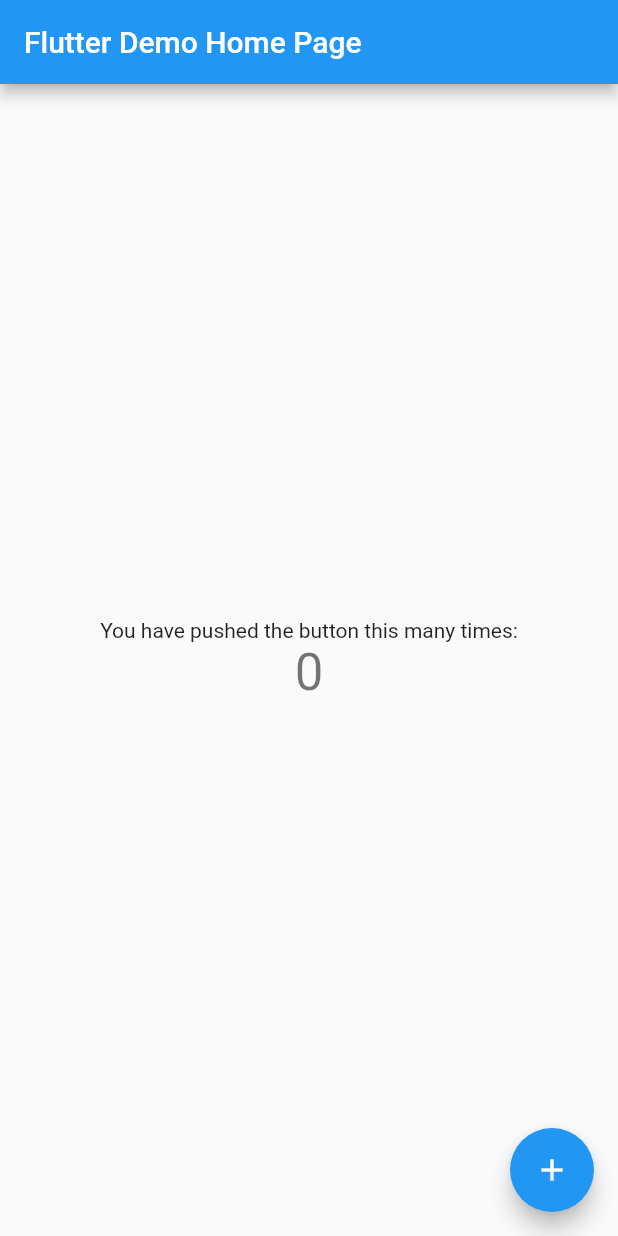
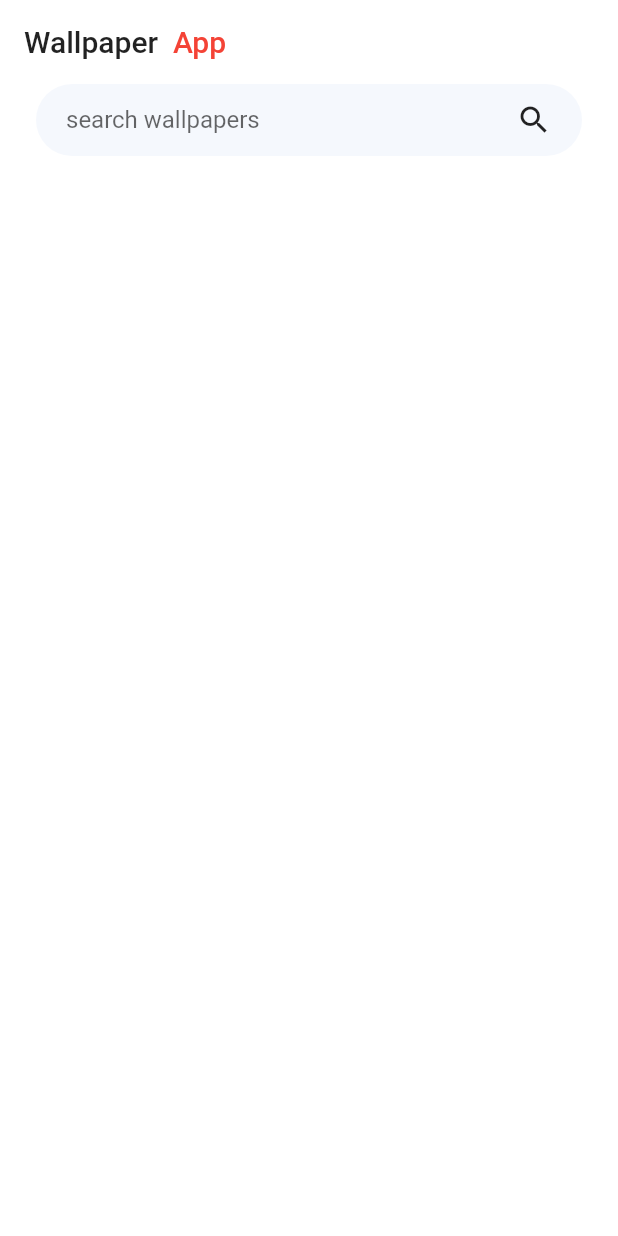
Before and after one commit to dhichem/wallpaper-expo, a Flutter app: the screen it shows after launch, on a phone screen of 412 x 824 dp. Run offline on Flutter 3.47's test engine with Material 2 defaults, Android fonts, the phone set to English and light mode, and no system bars.

Commit message:
top Bar and search textfield done

```diff
--- a/lib/main.dart
+++ b/lib/main.dart
@@ -1,8 +1,27 @@
 import 'package:flutter/material.dart';
+import 'package:wallpaperapp/views/home.dart';
 
 void main() {
   runApp(const MyApp());
 }
+
+
+const MaterialColor white = const MaterialColor(
+  0xFFFFFFFF,
+  const <int, Color>{
+    50: const Color(0xFFFFFFFF),
+    100: const Color(0xFFFFFFFF),
+    200: const Color(0xFFFFFFFF),
+    300: const Color(0xFFFFFFFF),
+    400: const Color(0xFFFFFFFF),
+    500: const Color(0xFFFFFFFF),
+    600: const Color(0xFFFFFFFF),
+    700: const Color(0xFFFFFFFF),
+    800: const Color(0xFFFFFFFF),
+    900: const Color(0xFFFFFFFF),
+  },
+);
+
 
 class MyApp extends StatelessWidget {
   const MyApp({Key? key}) : super(key: key);
@@ -11,105 +30,12 @@ class MyApp extends StatelessWidget {
   @override
   Widget build(BuildContext context) {
     return MaterialApp(
-      title: 'Flutter Demo',
+      title: 'Wallpaperapp',
       theme: ThemeData(
-        // This is the theme of your application.
-        //
-        // Try running your application with "flutter run". You'll see the
-        // application has a blue toolbar. Then, without quitting the app, try
-        // changing the primarySwatch below to Colors.green and then invoke
-        // "hot reload" (press "r" in the console where you ran "flutter run",
-        // or simply save your changes to "hot reload" in a Flutter IDE).
-        // Notice that the counter didn't reset back to zero; the application
-        // is not restarted.
-        primarySwatch: Colors.blue,
+        primarySwatch: white,
       ),
-      home: const MyHomePage(title: 'Flutter Demo Home Page'),
+      // ignore: prefer_const_constructors
+      home: Home(),
     );
   }
 }
-
-class MyHomePage extends StatefulWidget {
-  const MyHomePage({Key? key, required this.title}) : super(key: key);
-
-  // This widget is the home page of your application. It is stateful, meaning
-  // that it has a State object (defined below) that contains fields that affect
-  // how it looks.
-
-  // This class is the configuration for the state. It holds the values (in this
-  // case the title) provided by the parent (in this case the App widget) and
-  // used by the build method of the State. Fields in a Widget subclass are
-  // always marked "final".
-
-  final String title;
-
-  @override
-  State<MyHomePage> createState() => _MyHomePageState();
-}
-
-class _MyHomePageState extends State<MyHomePage> {
-  int _counter = 0;
-
-  void _incrementCounter() {
-    setState(() {
-      // This call to setState tells the Flutter framework that something has
-      // changed in this State, which causes it to rerun the build method below
-      // so that the display can reflect the updated values. If we changed
-      // _counter without calling setState(), then the build method would not be
-      // called again, and so nothing would appear to happen.
-      _counter++;
-    });
-  }
-
-  @override
-  Widget build(BuildContext context) {
-    // This method is rerun every time setState is called, for instance as done
-    // by the _incrementCounter method above.
-    //
-    // The Flutter framework has been optimized to make rerunning build methods
-    // fast, so that you can just rebuild anything that needs updating rather
-    // than having to individually change instances of widgets.
-    return Scaffold(
-      appBar: AppBar(
-        // Here we take the value from the MyHomePage object that was created by
-        // the App.build method, and use it to set our appbar title.
-        title: Text(widget.title),
-      ),
-      body: Center(
-        // Center is a layout widget. It takes a single child and positions it
-        // in the middle of the parent.
-        child: Column(
-          // Column is also a layout widget. It takes a list of children and
-          // arranges them vertically. By default, it sizes itself to fit its
-          // children horizontally, and tries to be as tall as its parent.
-          //
-          // Invoke "debug painting" (press "p" in the console, choose the
-          // "Toggle Debug Paint" action from the Flutter Inspector in Android
-          // Studio, or the "Toggle Debug Paint" command in Visual Studio Code)
-          // to see the wireframe for each widget.
-          //
-          // Column has various properties to control how it sizes itself and
-          // how it positions its children. Here we use mainAxisAlignment to
-          // center the children vertically; the main axis here is the vertical
-          // axis because Columns are vertical (the cross axis would be
-          // horizontal).
-          mainAxisAlignment: MainAxisAlignment.center,
-          children: <Widget>[
-            const Text(
-              'You have pushed the button this many times:',
-            ),
-            Text(
-              '$_counter',
-              style: Theme.of(context).textTheme.headline4,
-            ),
-          ],
-        ),
-      ),
-      floatingActionButton: FloatingActionButton(
-        onPressed: _incrementCounter,
-        tooltip: 'Increment',
-        child: const Icon(Icons.add),
-      ), // This trailing comma makes auto-formatting nicer for build methods.
-    );
-  }
-}
--- /dev/null
+++ b/lib/views/home.dart
@@ -0,0 +1,47 @@
+import 'package:flutter/material.dart';
+import 'package:wallpaperapp/widgets/widget.dart';
+
+
+
+class Home extends StatefulWidget {
+  const Home({ Key? key }) : super(key: key);
+
+  @override
+  _HomeState createState() => _HomeState();
+}
+
+class _HomeState extends State<Home> {
+  @override
+  Widget build(BuildContext context) {
+    return Scaffold(
+      backgroundColor: Colors.white,
+      appBar: AppBar(
+        title: AppName(),
+        elevation: 0.0,
+      ),
+      body: Container(child: Column(
+        children: <Widget>[
+          Container(
+            decoration: BoxDecoration(
+              color: Color(0xfff5f8fd),
+              borderRadius: BorderRadius.circular(30)
+            ),
+
+            padding: const EdgeInsets.symmetric(horizontal: 20),
+            margin: const EdgeInsets.symmetric(horizontal: 24),
+            child: Row(children: const <Widget>[
+              Expanded(
+              child: TextField(
+                decoration: InputDecoration(
+                  hintText: "search wallpapers",
+                  border: InputBorder.none
+                ),
+              ),
+              ),
+              Icon(Icons.search),
+            ],),
+          )
+        ],),),
+    );
+  }
+}
--- /dev/null
+++ b/lib/widgets/widget.dart
@@ -0,0 +1,10 @@
+import 'package:flutter/material.dart';
+
+// ignore: non_constant_identifier_names
+Widget AppName() {
+  return Row(
+    children: const <Widget>[
+      Text("Wallpaper", style: TextStyle(color: Colors.black87) ,),
+      Text("  App", style: TextStyle(color: Colors.red) ,)
+    ],);
+}
```
Also changed, not shown: lib/views/categorie.dart (added), lib/views/search.dart (added), 1 other file.
